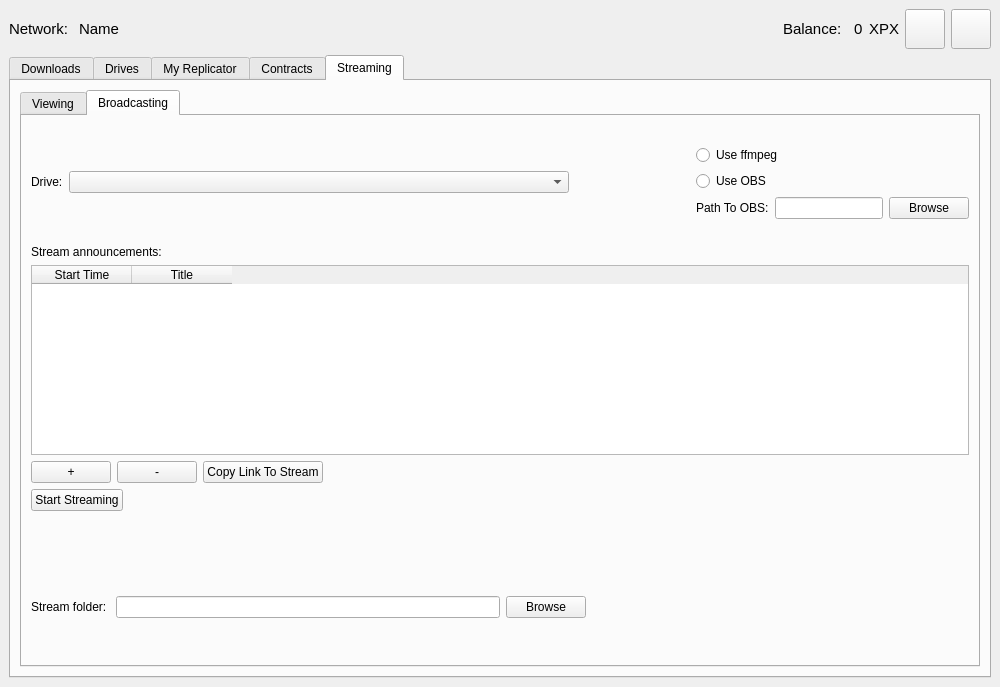
Above: UserApp/mainwin.ui from proximax-storage/cpp-xpx-storage-user-app before the change. Below: the same form after it.
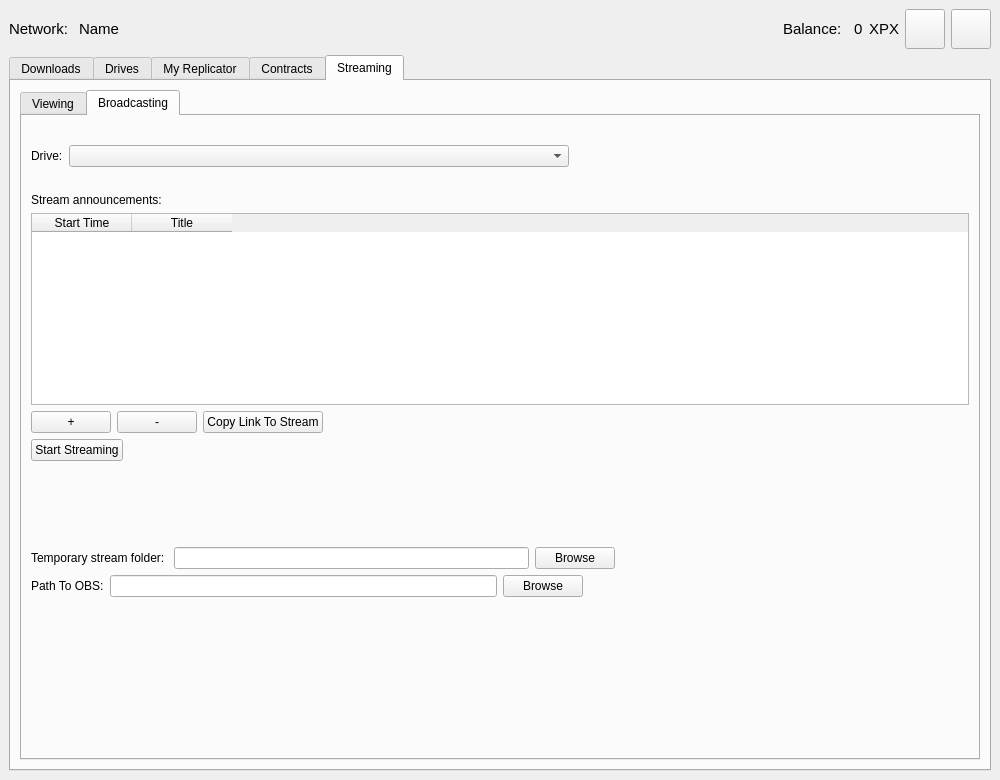
That is the form after the change. The open tabs and pages were chosen to show the change.

The edit to the form file:
```diff
--- a/UserApp/mainwin.ui
+++ b/UserApp/mainwin.ui
@@ -7,7 +7,7 @@
     <x>0</x>
     <y>0</y>
     <width>1000</width>
-    <height>687</height>
+    <height>780</height>
    </rect>
   </property>
   <property name="windowTitle">
@@ -1718,39 +1718,7 @@
               <item>
                <layout class="QVBoxLayout" name="verticalLayout_13">
                 <item>
-                 <widget class="QRadioButton" name="radioButton">
-                  <property name="text">
-                   <string>Use ffmpeg</string>
-                  </property>
-                 </widget>
-                </item>
-                <item>
-                 <widget class="QRadioButton" name="radioButton_2">
-                  <property name="text">
-                   <string>Use OBS</string>
-                  </property>
-                 </widget>
-                </item>
-                <item>
-                 <layout class="QHBoxLayout" name="horizontalLayout_19">
-                  <item>
-                   <widget class="QLabel" name="m_pathToObsLabel">
-                    <property name="text">
-                     <string>Path To OBS:</string>
-                    </property>
-                   </widget>
-                  </item>
-                  <item>
-                   <widget class="QLineEdit" name="lineEdit_4"/>
-                  </item>
-                  <item>
-                   <widget class="QPushButton" name="pushButton_14">
-                    <property name="text">
-                     <string>Browse</string>
-                    </property>
-                   </widget>
-                  </item>
-                 </layout>
+                 <layout class="QHBoxLayout" name="horizontalLayout_19"/>
                 </item>
                </layout>
               </item>
@@ -1863,19 +1831,6 @@
                   </item>
                  </layout>
                 </item>
-                <item>
-                 <spacer name="verticalSpacer_3">
-                  <property name="orientation">
-                   <enum>Qt::Vertical</enum>
-                  </property>
-                  <property name="sizeHint" stdset="0">
-                   <size>
-                    <width>20</width>
-                    <height>40</height>
-                   </size>
-                  </property>
-                 </spacer>
-                </item>
                 <item>
                  <spacer name="verticalSpacer_4">
                   <property name="orientation">
@@ -1889,12 +1844,25 @@
                   </property>
                  </spacer>
                 </item>
+                <item>
+                 <spacer name="verticalSpacer_3">
+                  <property name="orientation">
+                   <enum>Qt::Vertical</enum>
+                  </property>
+                  <property name="sizeHint" stdset="0">
+                   <size>
+                    <width>20</width>
+                    <height>40</height>
+                   </size>
+                  </property>
+                 </spacer>
+                </item>
                 <item>
                  <layout class="QHBoxLayout" name="horizontalLayout_24">
                   <item>
                    <widget class="QLabel" name="label_13">
                     <property name="text">
-                     <string>Stream folder: </string>
+                     <string>Temporary stream folder: </string>
                     </property>
                    </widget>
                   </item>
@@ -1923,6 +1891,40 @@
                   </item>
                  </layout>
                 </item>
+                <item>
+                 <layout class="QHBoxLayout" name="horizontalLayout_25">
+                  <item>
+                   <widget class="QLabel" name="m_pathToObsLabel">
+                    <property name="text">
+                     <string>Path To OBS:</string>
+                    </property>
+                   </widget>
+                  </item>
+                  <item>
+                   <widget class="QLineEdit" name="lineEdit_4"/>
+                  </item>
+                  <item>
+                   <widget class="QPushButton" name="pushButton_14">
+                    <property name="text">
+                     <string>Browse</string>
+                    </property>
+                   </widget>
+                  </item>
+                  <item>
+                   <spacer name="horizontalSpacer_16">
+                    <property name="orientation">
+                     <enum>Qt::Horizontal</enum>
+                    </property>
+                    <property name="sizeHint" stdset="0">
+                     <size>
+                      <width>40</width>
+                      <height>20</height>
+                     </size>
+                    </property>
+                   </spacer>
+                  </item>
+                 </layout>
+                </item>
                </layout>
               </item>
              </layout>
```
Left out of the diff: 2 changed lines with no effect on the pictures.
